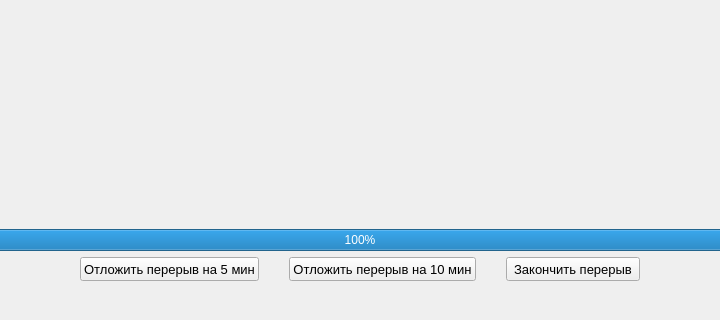
bolanebyla/resty, file src/resty/adapters/qt/ui/rest_window/rest_window.ui: the form before one commit; both pictures show x 129 to 849 and y 298 to 618 of the 978 by 618 pixel window.
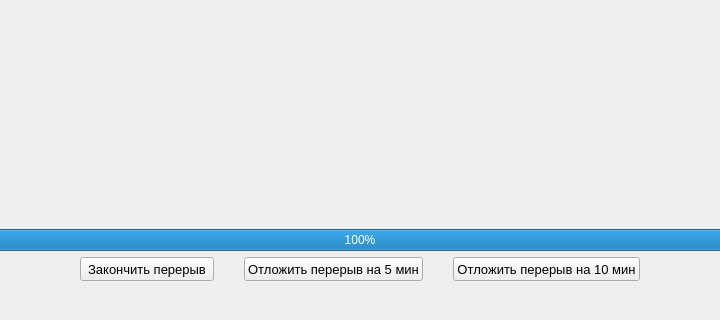
The form after the commit.

Commit message: Изменить порядок кнопок окна отдыха

The edit to the form file:
```diff
--- a/src/resty/adapters/qt/ui/rest_window/rest_window.ui
+++ b/src/resty/adapters/qt/ui/rest_window/rest_window.ui
@@ -107,6 +107,24 @@
       <property name="bottomMargin">
        <number>30</number>
       </property>
+      <item>
+       <widget class="QPushButton" name="btn_finish_rest">
+        <property name="minimumSize">
+         <size>
+          <width>0</width>
+          <height>24</height>
+         </size>
+        </property>
+        <property name="font">
+         <font>
+          <pointsize>10</pointsize>
+         </font>
+        </property>
+        <property name="text">
+         <string>Закончить перерыв</string>
+        </property>
+       </widget>
+      </item>
       <item>
        <widget class="QPushButton" name="btn_move_rest_by_5_min">
         <property name="minimumSize">
@@ -149,24 +167,6 @@
         </property>
        </widget>
       </item>
-      <item>
-       <widget class="QPushButton" name="btn_finish_rest">
-        <property name="minimumSize">
-         <size>
-          <width>0</width>
-          <height>24</height>
-         </size>
-        </property>
-        <property name="font">
-         <font>
-          <pointsize>10</pointsize>
-         </font>
-        </property>
-        <property name="text">
-         <string>Закончить перерыв</string>
-        </property>
-       </widget>
-      </item>
      </layout>
     </item>
    </layout>
```
The commit also changes 1 other file.
